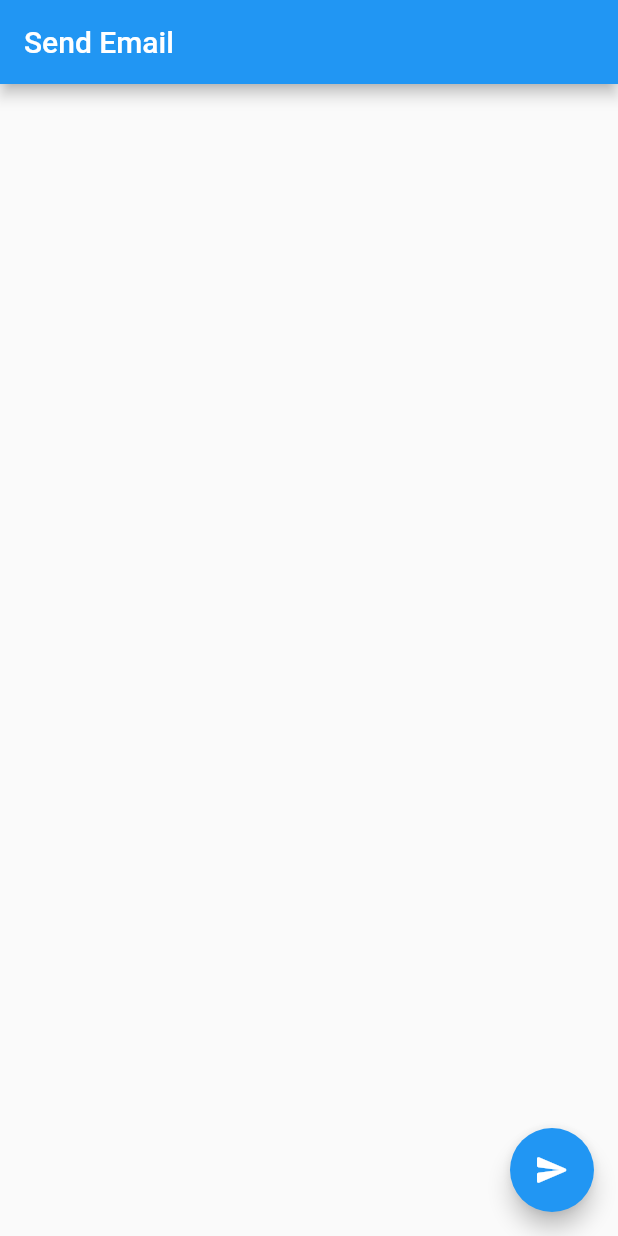
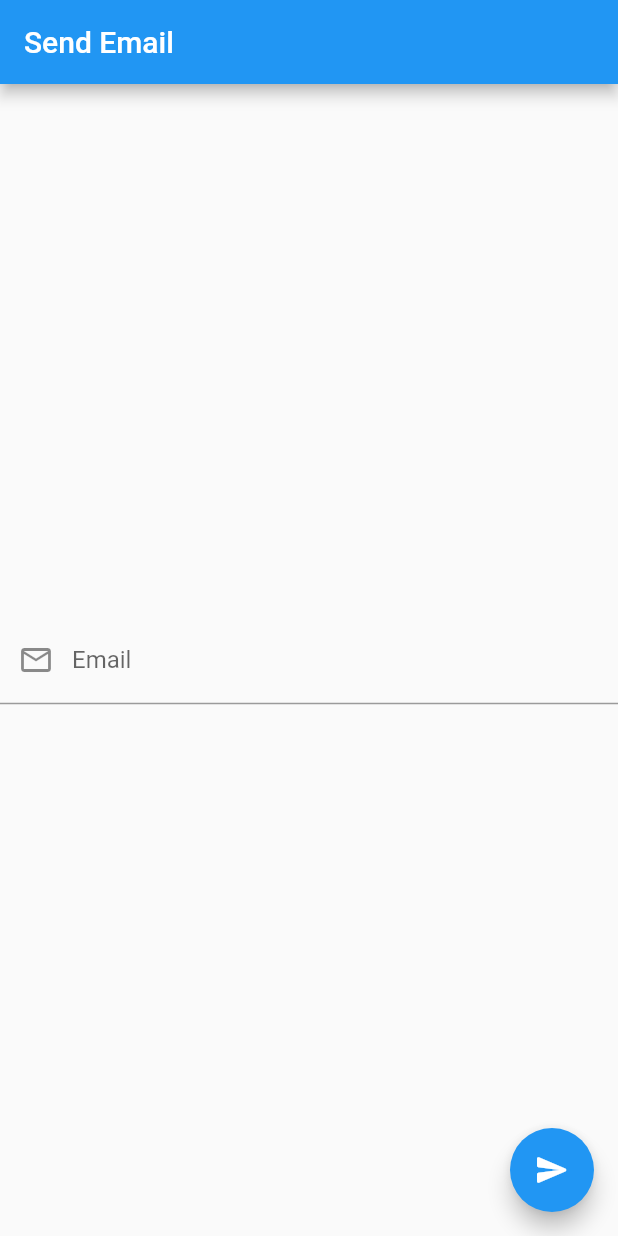
Before and after one commit to Akusuma05/RajaOngkir_AngeloKusuma_070610200126, a Flutter app: the screen it shows after launch, on a phone screen of 412 x 824 dp. Run offline on Flutter 3.47's test engine with Material 2 defaults, Android fonts, the phone set to English and light mode, and no system bars; our stand-ins replace email_validator, equatable, flutter_spinkit, fluttertoast.

Commit message:
Perbaikian Email

```diff
--- a/lib/services/rajaongkirservice.dart
+++ b/lib/services/rajaongkirservice.dart
@@ -17,15 +17,15 @@ class RajaOngkirServices {
     );
   }
 
-  static Future<http.Response> sendemail() {
+  static Future<http.Response> sendemail(String email) {
     return http.post(
       Uri.https(
-          Const.baseUrl, "/week5/cirestapi/cirestapi/api/Mahasiswa/sendemail"),
+          Const.smtpurl, "/week5/cirestapi/cirestapi/api/Mahasiswa/sendmail"),
       headers: <String, String>{
         'Content-Type': 'application/json; charset=UTF-8',
       },
       body: jsonEncode(<String, dynamic>{
-        'email': 'angelo_kusuma@yahoo.com',
+        'email': email,
       }),
     );
   }
--- a/lib/shared/const.dart
+++ b/lib/shared/const.dart
@@ -1,6 +1,7 @@
 part of 'shared.dart';
 
 class Const {
-  static String baseUrl = "angelo.ngantokimt.com";
+  static String baseUrl = 'api.rajaongkir.com';
+  static String smtpurl = 'angelo.ngantokimt.com';
   static String apiKey = "a219c37d0cae19da2ffe69093a9d7fe3";
 }
--- a/lib/views/pages/emailpage.dart
+++ b/lib/views/pages/emailpage.dart
@@ -1,5 +1,6 @@
 import 'dart:convert';
 
+import 'package:email_validator/email_validator.dart';
 import 'package:flutter/material.dart';
 import 'package:flutter/src/widgets/container.dart';
 import 'package:flutter/src/widgets/framework.dart';
@@ -13,6 +14,9 @@ class emailpage extends StatefulWidget {
   State<emailpage> createState() => _emailpageState();
 }
 
+final ctrlEmail = TextEditingController();
+final _loginKey = GlobalKey<FormState>();
+
 class _emailpageState extends State<emailpage> {
   @override
   Widget build(BuildContext context) {
@@ -20,20 +24,44 @@ class _emailpageState extends State<emailpage> {
       appBar: AppBar(
         title: Text("Send Email"),
       ),
+      body: Center(
+        child: Form(
+          key: _loginKey,
+          child: TextFormField(
+            keyboardType: TextInputType.emailAddress,
+            decoration: InputDecoration(
+              labelText: "Email",
+              prefixIcon: Icon(Icons.email_outlined),
+              hintText: "Email",
+            ),
+            controller: ctrlEmail,
+            autovalidateMode: AutovalidateMode.onUserInteraction,
+            validator: (value) {
+              return !EmailValidator.validate(value.toString())
+                  ? 'Email tidak valid'
+                  : null;
+            },
+          ),
+        ),
+      ),
       floatingActionButton: FloatingActionButton(
         onPressed: () async {
-          await RajaOngkirServices.sendemail().then((value) {
-            var result = json.decode(value.body);
+          if (_loginKey.currentState!.validate()) {
+            await RajaOngkirServices.sendemail(ctrlEmail.text.toString())
+                .then((value) {
+              var result = json.decode(value.body);
+
+              Fluttertoast.showToast(
+                msg: "Berhasil",
+                toastLength: Toast.LENGTH_SHORT,
+              );
+            });
+          } else {
             Fluttertoast.showToast(
-                msg: result['message'],
-                toastLength: Toast.LENGTH_SHORT,
-                gravity: ToastGravity.BOTTOM,
-                timeInSecForIosWeb: 1,
-                backgroundColor:
-                    result['code'] == 200 ? Colors.green : Colors.red,
-                textColor: Colors.white,
-                fontSize: 16.0);
-          });
+              msg: "Gagal",
+              toastLength: Toast.LENGTH_SHORT,
+            );
+          }
         },
         tooltip: 'Send Email',
         child: const Icon(Icons.send_rounded),
--- a/pubspec.yaml
+++ b/pubspec.yaml
@@ -30,6 +30,7 @@ environment:
 # versions available, run `flutter pub outdated`.
 dependencies:
   cupertino_icons: ^1.0.2
+  email_validator: ^2.1.17
   equatable: ^2.0.5
   flutter:
     sdk: flutter
```
Also changed, not shown: pubspec.lock.
